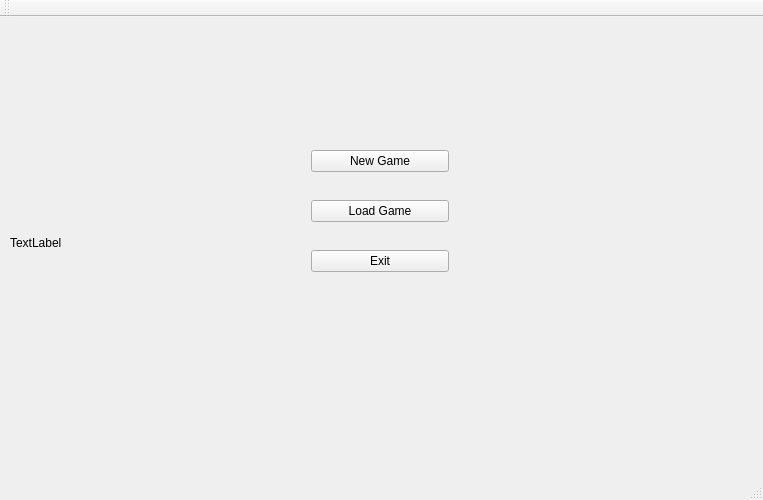
First picture: the form in PayStarWars/PayStarWars/PayStarWars.ui, repository beratyil/playStarWars, before the edit.
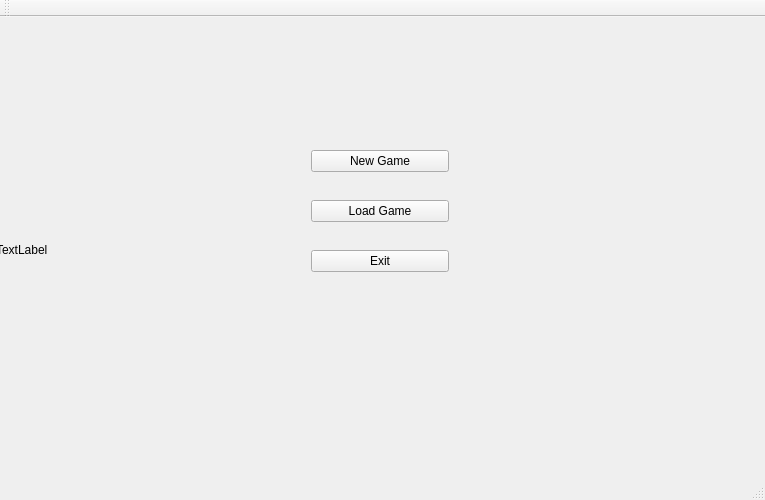
Second picture: the form after the edit.

Commit message: Scale the back groud image in main menu

Patch:
```diff
--- a/PayStarWars/PayStarWars/PayStarWars.ui
+++ b/PayStarWars/PayStarWars/PayStarWars.ui
@@ -6,7 +6,7 @@
    <rect>
     <x>0</x>
     <y>0</y>
-    <width>763</width>
+    <width>765</width>
     <height>500</height>
    </rect>
   </property>
@@ -50,10 +50,10 @@
    <widget class="QLabel" name="backGround">
     <property name="geometry">
      <rect>
-      <x>10</x>
-      <y>0</y>
-      <width>751</width>
-      <height>451</height>
+      <x>-4</x>
+      <y>-8</y>
+      <width>771</width>
+      <height>481</height>
      </rect>
     </property>
     <property name="text">
```
Left out of the diff: 5 changed lines with no effect on the pictures. The commit also changes 1 other file.
